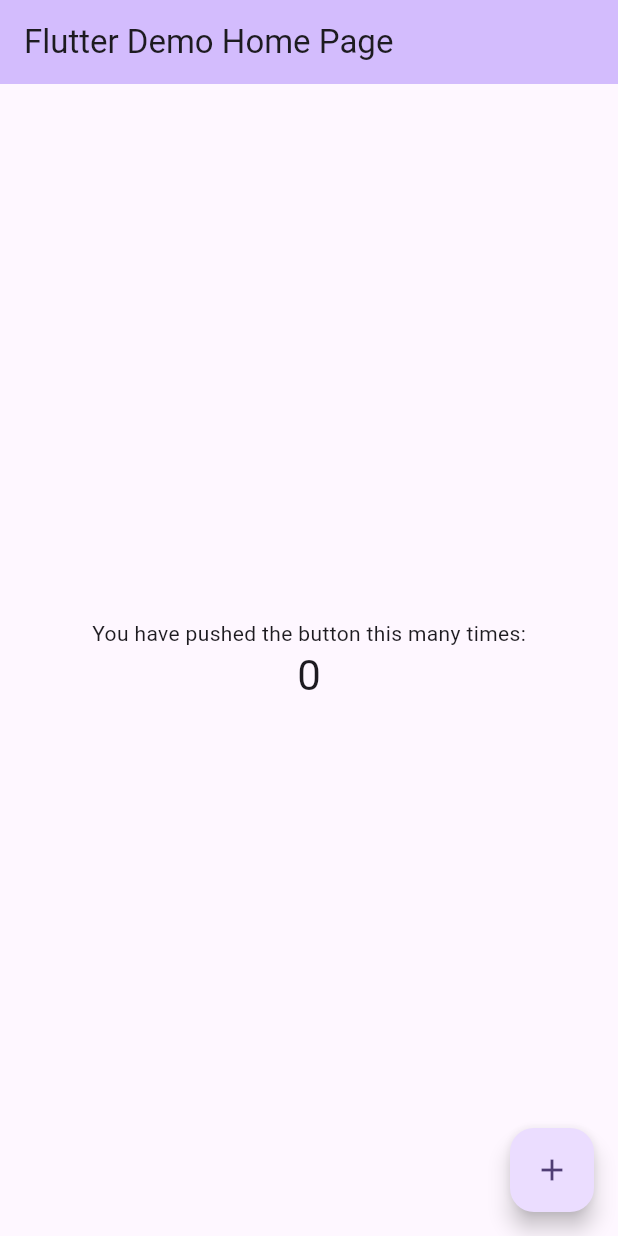
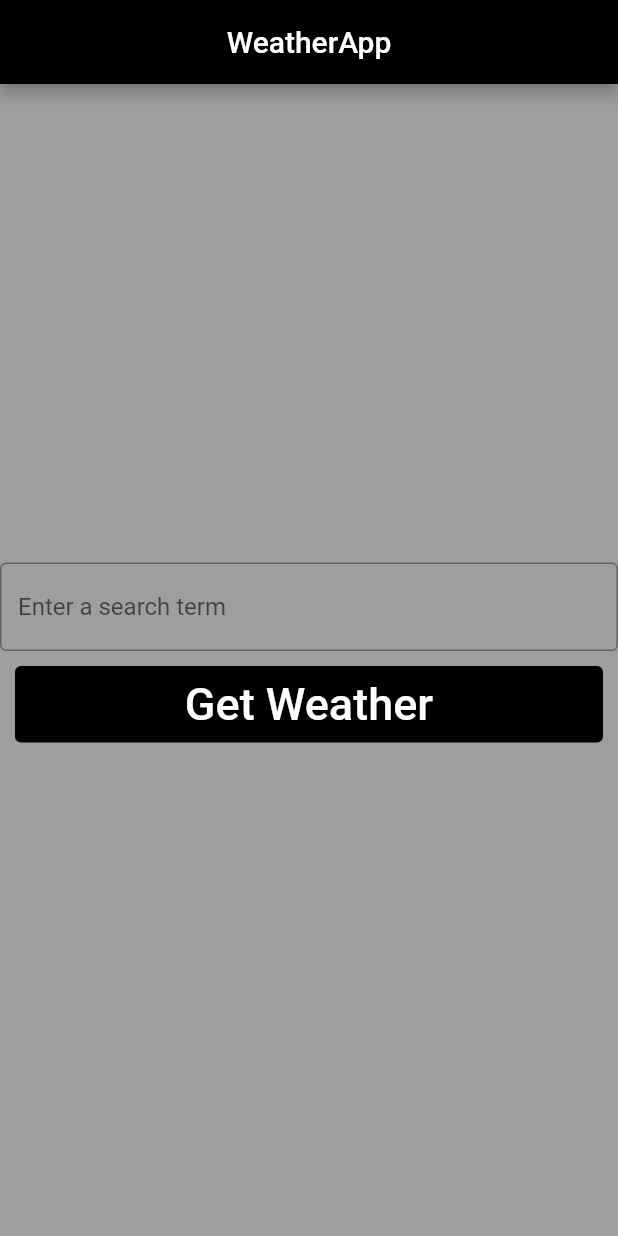
Before and after one commit to ugpec79/Clima, a Flutter app: the screen it shows after launch, on a phone screen of 412 x 824 dp. Run offline on Flutter 3.47's test engine with Material 2 defaults, Android fonts, the phone set to English and light mode, and no system bars; our stand-ins replace geolocator.

Commit message:
Weather App for Android

```diff
--- /dev/null
+++ b/lib/input.dart
@@ -0,0 +1,126 @@
+// ignore_for_file: prefer_const_constructors, use_build_context_synchronously
+
+import 'dart:convert';
+import 'weather_cal.dart';
+import 'loading.dart';
+import 'package:flutter/material.dart';
+import 'package:geolocator/geolocator.dart';
+import 'package:http/http.dart';
+import 'output.dart';
+
+Weather wt = Weather();
+
+
+class InputPage extends StatefulWidget {
+  const InputPage({super.key});
+
+  @override
+  State<InputPage> createState() => _InputPageState();
+}
+
+class _InputPageState extends State<InputPage> {
+  late double long;
+  late double lat;
+  String city = "";
+
+  Future<Position> getLocation() async {
+    bool serviceEnabled;
+    LocationPermission permission;
+
+    serviceEnabled = await Geolocator.isLocationServiceEnabled();
+    if (!serviceEnabled) {
+      return Future.error('Location services are disabled.');
+    }
+
+    permission = await Geolocator.checkPermission();
+    if (permission == LocationPermission.denied) {
+      permission = await Geolocator.requestPermission();
+      if (permission == LocationPermission.denied) {
+        return Future.error('Location permissions are denied');
+      }
+    }
+
+    if (permission == LocationPermission.deniedForever) {
+      // Permissions are denied forever, handle appropriately.
+      return Future.error(
+          'Location permissions are permanently denied, we cannot request permissions.');
+    }
+
+    Position position = await Geolocator.getCurrentPosition(
+        desiredAccuracy: LocationAccuracy.low);
+
+    return position;
+  }
+
+  void location() async {
+    Position position = await getLocation();
+    long = position.longitude;
+    lat = position.latitude;
+    if (city != "") {
+      Response res = await wt.getDataOfCity(city);
+      var jsonResp = jsonDecode(res.body);
+      Navigator.of(context).push(
+        MaterialPageRoute(
+          builder: (context) => OutputPage(
+            jsonReponse: jsonResp,
+          ),
+        ),
+      );
+
+
+    } else {
+      Response res = await wt.getData(long, lat);
+      var jsonResp = jsonDecode(res.body);
+      Navigator.of(context).push(
+        MaterialPageRoute(
+          builder: (context) => OutputPage(
+            jsonReponse: jsonResp,
+          ),
+        ),
+      );
+    }
+  }
+
+  @override
+  Widget build(BuildContext context) {
+    return SafeArea(
+      child: Scaffold(
+        backgroundColor: Colors.grey,
+        appBar: AppBar(
+          title: Text("WeatherApp"),
+          backgroundColor: Colors.black,
+          centerTitle: true,
+        ),
+        body: Container(
+            child: Column(
+          mainAxisAlignment: MainAxisAlignment.center,
+          crossAxisAlignment: CrossAxisAlignment.stretch,
+          children: [
+                  TextField(
+                    decoration: InputDecoration(
+                      border: OutlineInputBorder(),
+                      hintText: 'Enter a search term',
+                    ),
+                    onChanged: (value) {
+                      city = value;
+                    },
+                  ),
+                  Container(
+                      margin: EdgeInsets.all(10),
+                      child: TextButton(
+                          onPressed: () {
+                            location();
+                          },
+                          style: TextButton.styleFrom(
+                              backgroundColor: Colors.black),
+                          child: Text(
+                            "Get Weather",
+                            style: TextStyle(color: Colors.white, fontSize: 30),
+                          )))
+                ]
+             ,
+        )),
+      ),
+    );
+  }
+}
--- a/lib/main.dart
+++ b/lib/main.dart
@@ -1,125 +1,15 @@
 import 'package:flutter/material.dart';
+import 'input.dart';
 
 void main() {
-  runApp(const MyApp());
+  runApp(MyApp());
 }
 
 class MyApp extends StatelessWidget {
-  const MyApp({super.key});
-
-  // This widget is the root of your application.
   @override
   Widget build(BuildContext context) {
     return MaterialApp(
-      title: 'Flutter Demo',
-      theme: ThemeData(
-        // This is the theme of your application.
-        //
-        // TRY THIS: Try running your application with "flutter run". You'll see
-        // the application has a blue toolbar. Then, without quitting the app,
-        // try changing the seedColor in the colorScheme below to Colors.green
-        // and then invoke "hot reload" (save your changes or press the "hot
-        // reload" button in a Flutter-supported IDE, or press "r" if you used
-        // the command line to start the app).
-        //
-        // Notice that the counter didn't reset back to zero; the application
-        // state is not lost during the reload. To reset the state, use hot
-        // restart instead.
-        //
-        // This works for code too, not just values: Most code changes can be
-        // tested with just a hot reload.
-        colorScheme: ColorScheme.fromSeed(seedColor: Colors.deepPurple),
-        useMaterial3: true,
-      ),
-      home: const MyHomePage(title: 'Flutter Demo Home Page'),
+      home: InputPage(),
     );
   }
 }
-
-class MyHomePage extends StatefulWidget {
-  const MyHomePage({super.key, required this.title});
-
-  // This widget is the home page of your application. It is stateful, meaning
-  // that it has a State object (defined below) that contains fields that affect
-  // how it looks.
-
-  // This class is the configuration for the state. It holds the values (in this
-  // case the title) provided by the parent (in this case the App widget) and
-  // used by the build method of the State. Fields in a Widget subclass are
-  // always marked "final".
-
-  final String title;
-
-  @override
-  State<MyHomePage> createState() => _MyHomePageState();
-}
-
-class _MyHomePageState extends State<MyHomePage> {
-  int _counter = 0;
-
-  void _incrementCounter() {
-    setState(() {
-      // This call to setState tells the Flutter framework that something has
-      // changed in this State, which causes it to rerun the build method below
-      // so that the display can reflect the updated values. If we changed
-      // _counter without calling setState(), then the build method would not be
-      // called again, and so nothing would appear to happen.
-      _counter++;
-    });
-  }
-
-  @override
-  Widget build(BuildContext context) {
-    // This method is rerun every time setState is called, for instance as done
-    // by the _incrementCounter method above.
-    //
-    // The Flutter framework has been optimized to make rerunning build methods
-    // fast, so that you can just rebuild anything that needs updating rather
-    // than having to individually change instances of widgets.
-    return Scaffold(
-      appBar: AppBar(
-        // TRY THIS: Try changing the color here to a specific color (to
-        // Colors.amber, perhaps?) and trigger a hot reload to see the AppBar
-        // change color while the other colors stay the same.
-        backgroundColor: Theme.of(context).colorScheme.inversePrimary,
-        // Here we take the value from the MyHomePage object that was created by
-        // the App.build method, and use it to set our appbar title.
-        title: Text(widget.title),
-      ),
-      body: Center(
-        // Center is a layout widget. It takes a single child and positions it
-        // in the middle of the parent.
-        child: Column(
-          // Column is also a layout widget. It takes a list of children and
-          // arranges them vertically. By default, it sizes itself to fit its
-          // children horizontally, and tries to be as tall as its parent.
-          //
-          // Column has various properties to control how it sizes itself and
-          // how it positions its children. Here we use mainAxisAlignment to
-          // center the children vertically; the main axis here is the vertical
-          // axis because Columns are vertical (the cross axis would be
-          // horizontal).
-          //
-          // TRY THIS: Invoke "debug painting" (choose the "Toggle Debug Paint"
-          // action in the IDE, or press "p" in the console), to see the
-          // wireframe for each widget.
-          mainAxisAlignment: MainAxisAlignment.center,
-          children: <Widget>[
-            const Text(
-              'You have pushed the button this many times:',
-            ),
-            Text(
-              '$_counter',
-              style: Theme.of(context).textTheme.headlineMedium,
-            ),
-          ],
-        ),
-      ),
-      floatingActionButton: FloatingActionButton(
-        onPressed: _incrementCounter,
-        tooltip: 'Increment',
-        child: const Icon(Icons.add),
-      ), // This trailing comma makes auto-formatting nicer for build methods.
-    );
-  }
-}
--- /dev/null
+++ b/lib/weather_cal.dart
@@ -0,0 +1,15 @@
+import 'package:http/http.dart';
+
+class Weather {
+  Future<Response> getData(double long, double lat) async {
+    Response response = await get(Uri.parse(
+        "https://api.openweathermap.org/data/2.5/weather?lat=$lat&lon=$long&appid=58b7ed659938bcd3c2c1be1c4cf0e6e6"));
+    return response;
+  }
+
+  Future<Response> getDataOfCity(String city) async {
+    Response response = await get(Uri.parse(
+        "https://api.openweathermap.org/data/2.5/weather?q=$city&appid=58b7ed659938bcd3c2c1be1c4cf0e6e6"));
+    return response;
+  }
+}
--- a/pubspec.yaml
+++ b/pubspec.yaml
@@ -35,6 +35,8 @@ dependencies:
   # The following adds the Cupertino Icons font to your application.
   # Use with the CupertinoIcons class for iOS style icons.
   cupertino_icons: ^1.0.2
+  geolocator: ^10.0.1
+  http: ^1.1.0
 
 dev_dependencies:
   flutter_test:
```
Also changed, not shown: lib/loading.dart (added, +10 -0 lines), lib/output.dart (added, +45 -0 lines), pubspec.lock, 5 other files.
